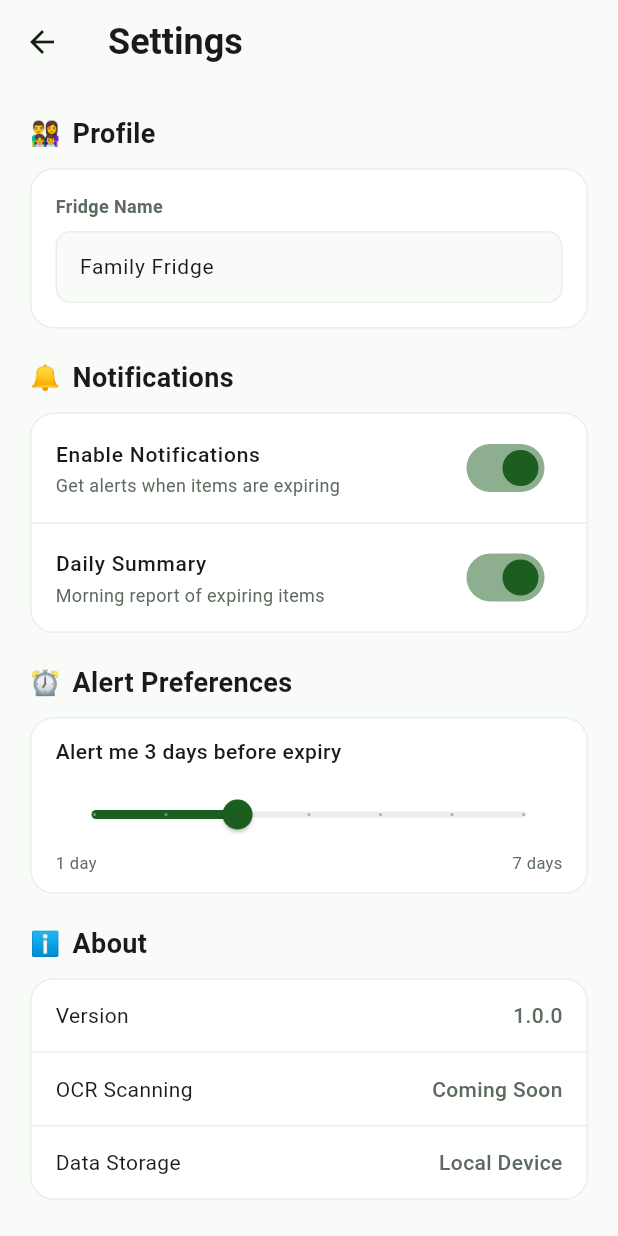
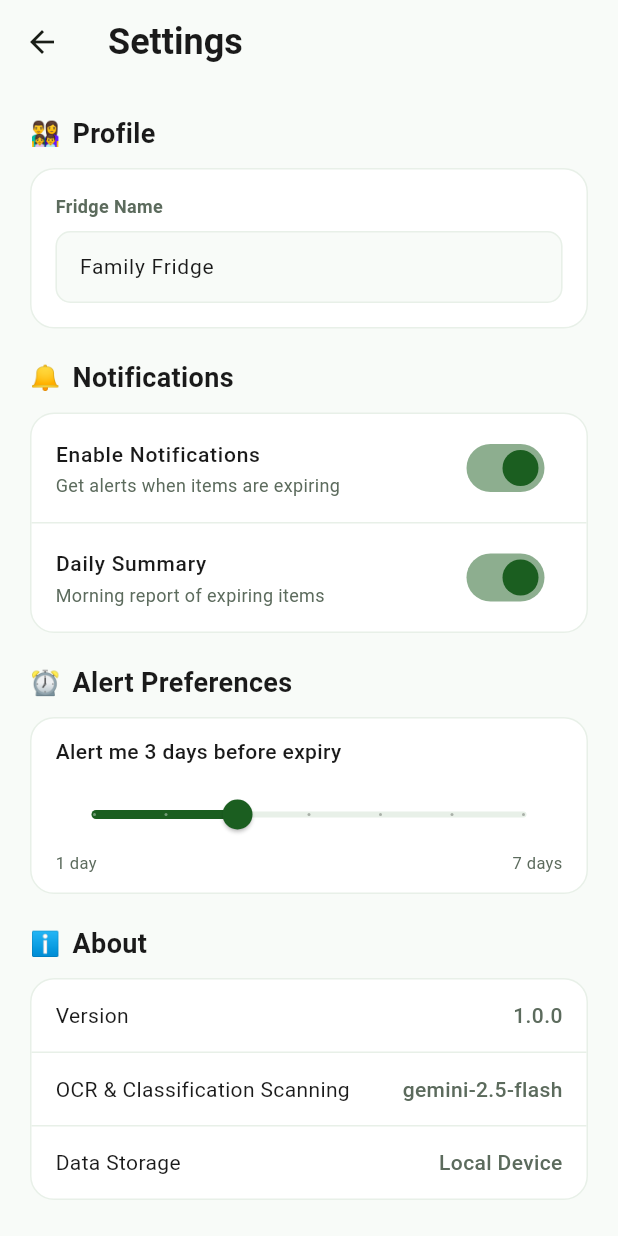
Before and after one commit to npaxzz/Expiration-Tracker-App, a Flutter app: the SettingsScreen screen opened directly, on a phone screen of 412 x 824 dp. Run offline on Flutter 3.47's test engine with Material 3 defaults, Android fonts, the phone set to English and light mode, and no system bars; our stand-ins replace google_fonts, image_picker, shared_preferences; accounts and stored records are empty; Roboto replaces fonts that are missing (Sarabun).

Commit message:
Update settings_screen.dart

```diff
--- a/lib/screens/settings_screen.dart
+++ b/lib/screens/settings_screen.dart
@@ -156,7 +156,7 @@ class _SettingsScreenState extends State<SettingsScreen> {
       children: [
         _buildInfoTile('Version', '1.0.0'),
         const Divider(height: 1, color: AppTheme.divider),
-        _buildInfoTile('OCR Scanning', 'Coming Soon'),
+        _buildInfoTile('OCR & Classification Scanning', 'gemini-2.5-flash'),
         const Divider(height: 1, color: AppTheme.divider),
         _buildInfoTile('Data Storage', 'Local Device'),
       ],
```
